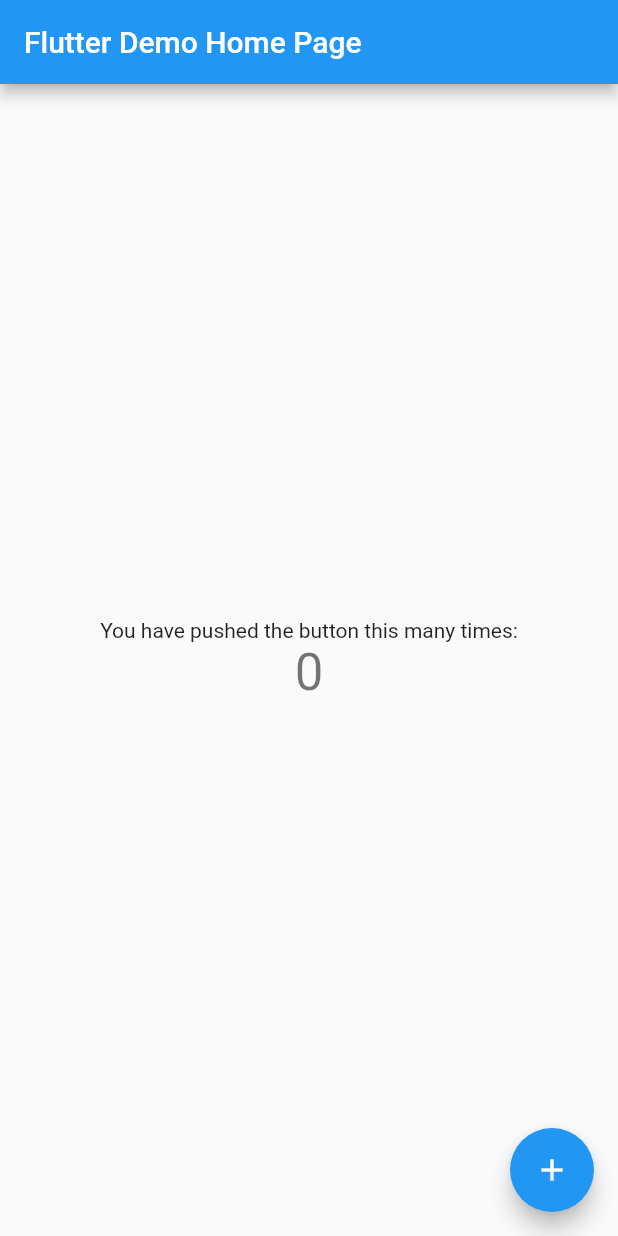
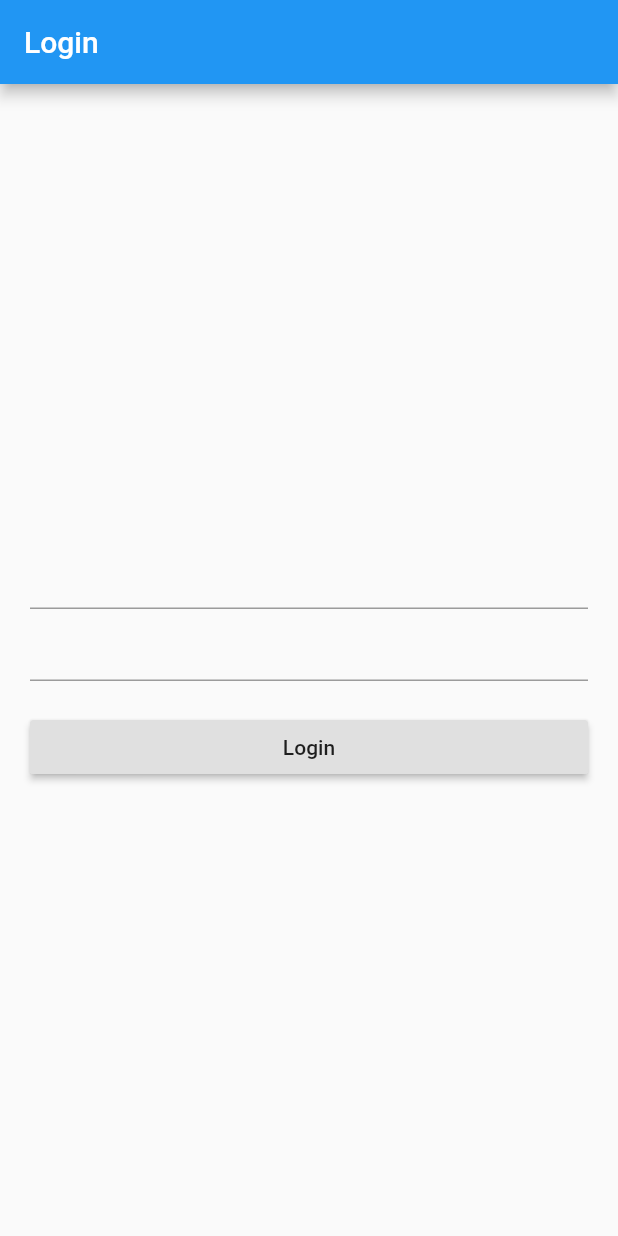
Before and after one commit to WindsorElliot/right-spot, a Flutter app: the screen it shows after launch, on a phone screen of 412 x 824 dp. Run offline on Flutter 3.47's test engine with Material 2 defaults, Android fonts, the light colour scheme and no system bars; our stand-ins replace shared_preferences.

Commit message:
add maps api, create appController with login system, add home view and menu view

```diff
--- a/lib/api/api_response.dart
+++ b/lib/api/api_response.dart
@@ -1,6 +1,6 @@
-class ApiResponse<T> {
+class ApiResponse<M> {
   Status status;
-  T data;
+  M data;
   String message;
 
   ApiResponse.loading(this.message) : status = Status.LOADING;
--- a/lib/controller/login_controller.dart
+++ b/lib/controller/login_controller.dart
@@ -1,28 +1,32 @@
 import 'dart:async';
 
+import 'package:flutter/foundation.dart';
 import 'package:right_spot/api/api_response.dart';
 import 'package:right_spot/api/repository/login_repository.dart';
+import 'package:right_spot/controller/app_controller.dart';
 import 'package:right_spot/model/token.dart';
 
 class LoginController {
+  final AppController appController;
   LoginRepository _loginRepository;
   StreamController _controller;
 
   StreamSink<ApiResponse<Token>> get loginSink => this._controller.sink;
   Stream<ApiResponse<Token>> get loginStream => this._controller.stream;
 
-  LoginController() {
+  LoginController({ @required this.appController }) {
     _loginRepository = LoginRepository();
     _controller = StreamController<ApiResponse<Token>>();
   }
 
-  getAuthToken(String username, String password) async {
+  void getAuthToken(String username, String password) async {
     try {
-      this._controller.add(ApiResponse.loading('Get authentication token'));
+      this._controller.add(ApiResponse<Token>.loading('Get authentication token'));
       final response = await this._loginRepository.getAuthToken(username, password);
-      this._controller.add(ApiResponse.completed(response));
+      this._controller.add(ApiResponse<Token>.completed(response));
+      this.appController.setAppToken(response);
     } catch (e) {
-      this._controller.add(ApiResponse.error(e.toString()));
+      this._controller.add(ApiResponse<Token>.error(e.toString()));
     }
   }
 
--- /dev/null
+++ b/lib/controller/state/app_state.dart
@@ -0,0 +1,18 @@
+class AppState<M> {
+
+  AppStatus status;
+  M data;
+  String message;
+
+  AppState.loading(this.message) : status = AppStatus.APP_LOADING;
+  AppState.logged(this.data) : status = AppStatus.APP_LOGED;
+  AppState.notLogged() : status = AppStatus.APP_NOT_LOGGED;
+  AppState.error(this.message) : status = AppStatus.APP_ERROR;
+}
+
+enum AppStatus {
+  APP_LOADING,
+  APP_LOGED,
+  APP_NOT_LOGGED,
+  APP_ERROR
+}
--- a/lib/main.dart
+++ b/lib/main.dart
@@ -1,6 +1,6 @@
 import 'package:flutter/material.dart';
-import 'package:right_spot/api/base_api_helper.dart';
-import 'package:right_spot/model/geoloc.dart';
+import 'package:right_spot/view/home/home_view.dart';
+import 'package:right_spot/view/login_view.dart';
 
 void main() {
   runApp(MyApp());
@@ -11,116 +11,12 @@
   @override
   Widget build(BuildContext context) {
     return MaterialApp(
-      title: 'Flutter Demo',
+      title: 'Right Spot',
       theme: ThemeData(
-        // This is the theme of your application.
-        //
-        // Try running your application with "flutter run". You'll see the
-        // application has a blue toolbar. Then, without quitting the app, try
-        // changing the primarySwatch below to Colors.green and then invoke
-        // "hot reload" (press "r" in the console where you ran "flutter run",
-        // or simply save your changes to "hot reload" in a Flutter IDE).
-        // Notice that the counter didn't reset back to zero; the application
-        // is not restarted.
         primarySwatch: Colors.blue,
-        // This makes the visual density adapt to the platform that you run
-        // the app on. For desktop platforms, the controls will be smaller and
-        // closer together (more dense) than on mobile platforms.
         visualDensity: VisualDensity.adaptivePlatformDensity,
       ),
-      home: MyHomePage(title: 'Flutter Demo Home Page'),
+      home: HomeView()
     );
   }
 }
-
-class MyHomePage extends StatefulWidget {
-  MyHomePage({Key key, this.title}) : super(key: key);
-
-  // This widget is the home page of your application. It is stateful, meaning
-  // that it has a State object (defined below) that contains fields that affect
-  // how it looks.
-
-  // This class is the configuration for the state. It holds the values (in this
-  // case the title) provided by the parent (in this case the App widget) and
-  // used by the build method of the State. Fields in a Widget subclass are
-  // always marked "final".
-
-  final String title;
-
-  @override
-  _MyHomePageState createState() => _MyHomePageState();
-}
-
-class _MyHomePageState extends State<MyHomePage> {
-  int _counter = 0;
-
-  void _incrementCounter() {
-    BaseApiHelper().get(target: "/geoloc/12", header: BaseApiHelper.headers(token: "37QQUx91hMcV54PNV96vinC0efWr1UfM"), params: BaseApiHelper.params(includeSpot: true)).then((dynamic data) {
-      print(data);
-      final geoloc = Geoloc.fromJson(data);
-      print(geoloc);
-    });
-
-
-    setState(() {
-      // This call to setState tells the Flutter framework that something has
-      // changed in this State, which causes it to rerun the build method below
-      // so that the display can reflect the updated values. If we changed
-      // _counter without calling setState(), then the build method would not be
-      // called again, and so nothing would appear to happen.
-      _counter++;
-    });
-  }
-
-  @override
-  Widget build(BuildContext context) {
-    // This method is rerun every time setState is called, for instance as done
-    // by the _incrementCounter method above.
-    //
-    // The Flutter framework has been optimized to make rerunning build methods
-    // fast, so that you can just rebuild anything that needs updating rather
-    // than having to individually change instances of widgets.
-    return Scaffold(
-      appBar: AppBar(
-        // Here we take the value from the MyHomePage object that was created by
-        // the App.build method, and use it to set our appbar title.
-        title: Text(widget.title),
-      ),
-      body: Center(
-        // Center is a layout widget. It takes a single child and positions it
-        // in the middle of the parent.
-        child: Column(
-          // Column is also a layout widget. It takes a list of children and
-          // arranges them vertically. By default, it sizes itself to fit its
-          // children horizontally, and tries to be as tall as its parent.
-          //
-          // Invoke "debug painting" (press "p" in the console, choose the
-          // "Toggle Debug Paint" action from the Flutter Inspector in Android
-          // Studio, or the "Toggle Debug Paint" command in Visual Studio Code)
-          // to see the wireframe for each widget.
-          //
-          // Column has various properties to control how it sizes itself and
-          // how it positions its children. Here we use mainAxisAlignment to
-          // center the children vertically; the main axis here is the vertical
-          // axis because Columns are vertical (the cross axis would be
-          // horizontal).
-          mainAxisAlignment: MainAxisAlignment.center,
-          children: <Widget>[
-            Text(
-              'You have pushed the button this many times:',
-            ),
-            Text(
-              '$_counter',
-              style: Theme.of(context).textTheme.headline4,
-            ),
-          ],
-        ),
-      ),
-      floatingActionButton: FloatingActionButton(
-        onPressed: _incrementCounter,
-        tooltip: 'Increment',
-        child: Icon(Icons.add),
-      ), // This trailing comma makes auto-formatting nicer for build methods.
-    );
-  }
-}
--- /dev/null
+++ b/lib/view/home/home_view.dart
@@ -0,0 +1,33 @@
+import 'package:flutter/material.dart';
+import 'package:right_spot/controller/app_controller.dart';
+import 'package:right_spot/controller/state/app_state.dart';
+import 'package:right_spot/model/token.dart';
+import 'package:right_spot/view/login_view.dart';
+import 'package:right_spot/view/menu/menu_view.dart';
+import 'package:right_spot/view/splashscreen/splashscreen_view.dart';
+
+class HomeView extends StatelessWidget {
+
+  final AppController _appController = AppController();
+
+  @override
+  Widget build(BuildContext context) {
+    return StreamBuilder<AppState<Token>>(
+      stream: this._appController.stream,
+      initialData: AppState.loading(''),
+      builder: (BuildContext context, snapshot) {
+        switch (snapshot.data.status) {
+          case AppStatus.APP_NOT_LOGGED:
+            return LoginView(appController: this._appController);
+          case AppStatus.APP_LOGED:
+            return MenuView(appController: this._appController);
+          case AppStatus.APP_LOADING:
+            return SplashScreenView();
+          default:
+            return LoginView(appController: this._appController);
+        }
+      }
+    );
+  }
+
+}
--- /dev/null
+++ b/lib/view/login_view.dart
@@ -0,0 +1,71 @@
+import 'package:flutter/material.dart';
+import 'package:right_spot/api/api_response.dart';
+import 'package:right_spot/controller/app_controller.dart';
+import 'package:right_spot/controller/login_controller.dart';
+
+class LoginView extends StatelessWidget {
+  final AppController appController;
+  final TextEditingController _textFieldUsername = TextEditingController();
+  final TextEditingController _textFieldPassword = TextEditingController();
+
+  LoginView({ @required this.appController });
+
+  Widget build(BuildContext context) {
+    final loginController = LoginController(appController: this.appController);
+    return Scaffold(
+      appBar: AppBar(
+        title: Text('Login')
+      ),
+      body: Builder(
+        builder: (BuildContext context) {
+          loginController.loginStream.listen((event) {
+            if (event.status == Status.LOADING) {
+              Scaffold.of(context)
+                ..hideCurrentSnackBar()..showSnackBar(
+                  SnackBar(content: Text('Chargement'))
+              );
+            }
+            if (event.status == Status.ERROR) {
+              Scaffold.of(context)
+                ..hideCurrentSnackBar()..showSnackBar(
+                  SnackBar(content: Text(event.message))
+              );
+            }
+            if (event.status == Status.COMPLETED) {
+              Scaffold.of(context)
+                ..hideCurrentSnackBar()..showSnackBar(
+                  SnackBar(content: Text(event.data.toString()))
+              );
+            }
+          });
+          return Container(
+            margin: EdgeInsets.only(left: 20, right: 20),
+            child: Center(
+              child: Column(
+                mainAxisAlignment: MainAxisAlignment.spaceAround,
+                mainAxisSize: MainAxisSize.min,
+                children: [
+                  TextField(
+                    controller: this._textFieldUsername,
+                  ),
+                  TextField(
+                    controller: this._textFieldPassword,
+                  ),
+                  SizedBox(height: 20),
+                  RaisedButton(
+                    onPressed: () {
+                      loginController.getAuthToken(this._textFieldUsername.text, this._textFieldPassword.text);
+                    },
+                    child: Center(
+                      child: Text('Login'),
+                    ),
+                  )
+                ],
+              )
+            )
+          );
+        }
+      )
+    );
+  }
+}
--- a/pubspec.yaml
+++ b/pubspec.yaml
@@ -29,6 +29,9 @@
   # Use with the CupertinoIcons class for iOS style icons.
   cupertino_icons: ^0.1.3
   http: ^0.12.1
+  shared_preferences: ^0.5.7+1
+  google_maps_flutter: ^0.4.0
+  fancy_bottom_navigation: ^0.3.2
 
 dev_dependencies:
   flutter_test:
```
Also changed, not shown: lib/api/base_api_helper.dart (+5 -4 lines), lib/api/repository/login_repository.dart (+8 -4 lines), lib/controller/app_controller.dart (added, +58 -0 lines), lib/model/token.dart (+9 -4 lines), lib/view/menu/menu_view.dart (added, +48 -0 lines), lib/view/splashscreen/splashscreen_view.dart (added, +19 -0 lines), pubspec.lock, 12 other files.
